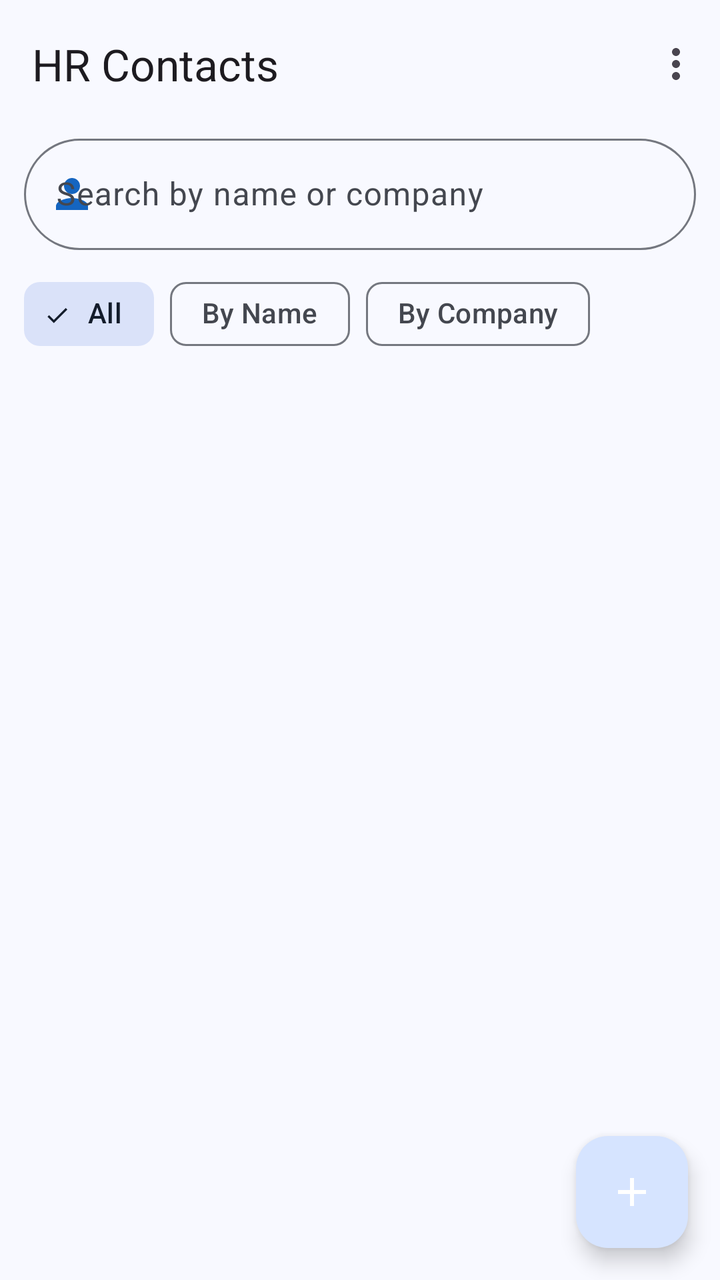
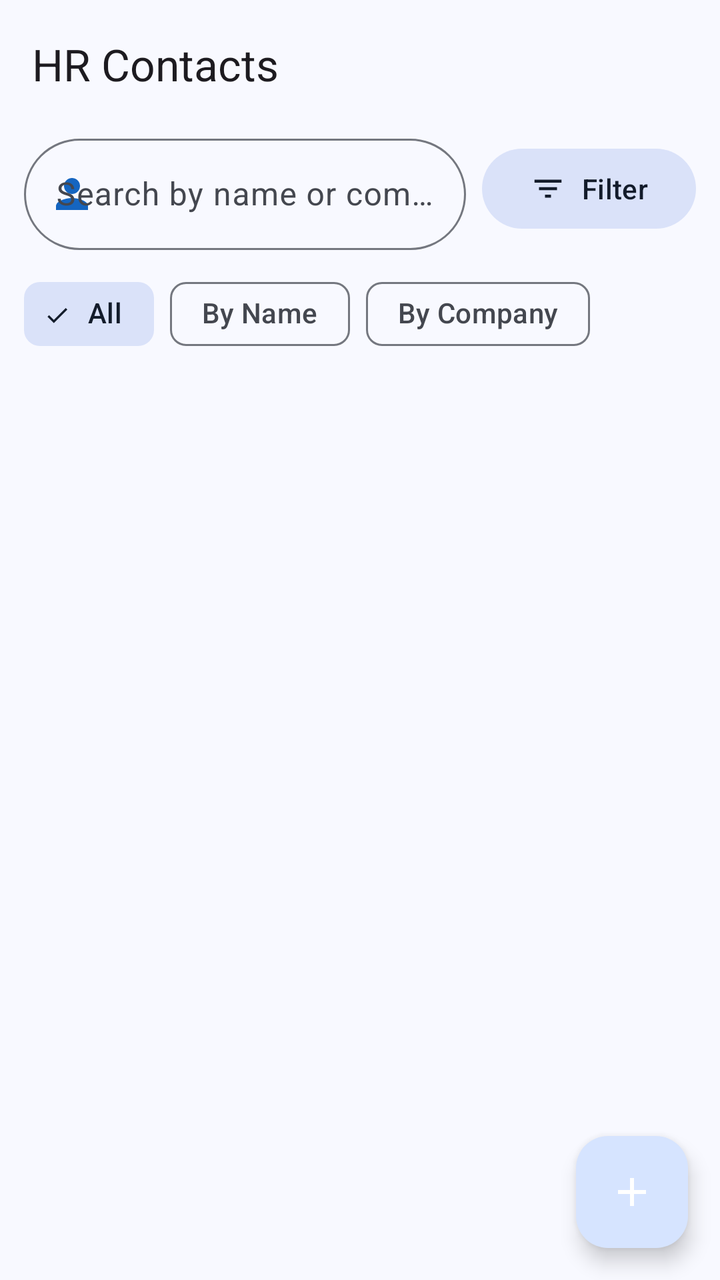

Compare the two renders of this Android layout. The source of the first and the diff that turns it into the second are given below.
<!-- AndroidManifest.xml: application theme Theme.HrContacts -->
<!-- res/layout/fragment_contact_list.xml -->
<?xml version="1.0" encoding="utf-8"?>
<androidx.coordinatorlayout.widget.CoordinatorLayout
    xmlns:android="http://schemas.android.com/apk/res/android"
    xmlns:app="http://schemas.android.com/apk/res-auto"
    android:layout_width="match_parent"
    android:layout_height="match_parent">

    <com.google.android.material.appbar.AppBarLayout
        android:id="@+id/appBarLayout"
        android:layout_width="match_parent"
        android:layout_height="wrap_content"
        android:fitsSystemWindows="true">

        <com.google.android.material.appbar.MaterialToolbar
            android:id="@+id/toolbar"
            android:layout_width="match_parent"
            android:layout_height="?attr/actionBarSize"
            android:elevation="0dp"
            app:menu="@menu/menu_contact_list"
            app:title="HR Contacts"
            app:titleTextAppearance="?attr/textAppearanceTitleLarge" />

        <LinearLayout
            android:layout_width="match_parent"
            android:layout_height="wrap_content"
            android:orientation="vertical"
            android:paddingStart="12dp"
            android:paddingEnd="12dp"
            android:paddingBottom="8dp">

            <com.google.android.material.textfield.TextInputLayout
                android:id="@+id/searchLayout"
                style="@style/Widget.Material3.TextInputLayout.OutlinedBox"
                android:layout_width="match_parent"
                android:layout_height="wrap_content"
                app:startIconDrawable="@drawable/ic_person"
                app:startIconTint="?attr/colorPrimary"
                app:endIconMode="clear_text"
                app:boxCornerRadiusTopStart="28dp"
                app:boxCornerRadiusTopEnd="28dp"
                app:boxCornerRadiusBottomStart="28dp"
                app:boxCornerRadiusBottomEnd="28dp">

                <com.google.android.material.textfield.TextInputEditText
                    android:id="@+id/searchEditText"
                    android:layout_width="match_parent"
                    android:layout_height="wrap_content"
                    android:hint="@string/search_hint"
                    android:imeOptions="actionSearch"
                    android:inputType="text"
                    android:maxLines="1" />

            </com.google.android.material.textfield.TextInputLayout>

            <HorizontalScrollView
                android:layout_width="match_parent"
                android:layout_height="wrap_content"
                android:layout_marginTop="8dp"
                android:scrollbars="none">

                <com.google.android.material.chip.ChipGroup
                    android:id="@+id/filterChipGroup"
                    android:layout_width="wrap_content"
                    android:layout_height="wrap_content"
                    app:singleSelection="true"
                    app:selectionRequired="true">

                    <com.google.android.material.chip.Chip
                        android:id="@+id/chipAll"
                        style="@style/Widget.Material3.Chip.Filter"
                        android:layout_width="wrap_content"
                        android:layout_height="wrap_content"
                        android:checked="true"
                        android:text="@string/filter_all" />

                    <com.google.android.material.chip.Chip
                        android:id="@+id/chipByName"
                        style="@style/Widget.Material3.Chip.Filter"
                        android:layout_width="wrap_content"
                        android:layout_height="wrap_content"
                        android:text="@string/filter_by_name" />

                    <com.google.android.material.chip.Chip
                        android:id="@+id/chipByCompany"
                        style="@style/Widget.Material3.Chip.Filter"
                        android:layout_width="wrap_content"
                        android:layout_height="wrap_content"
                        android:text="@string/filter_by_company" />

                </com.google.android.material.chip.ChipGroup>

            </HorizontalScrollView>

        </LinearLayout>

    </com.google.android.material.appbar.AppBarLayout>

    <androidx.recyclerview.widget.RecyclerView
        android:id="@+id/recyclerView"
        android:layout_width="match_parent"
        android:layout_height="match_parent"
        android:clipToPadding="false"
        android:paddingBottom="88dp"
        app:layout_behavior="@string/appbar_scrolling_view_behavior" />

    <TextView
        android:id="@+id/emptyView"
        android:layout_width="wrap_content"
        android:layout_height="wrap_content"
        android:layout_gravity="center"
        android:gravity="center"
        android:text="@string/no_contacts"
        android:textAppearance="?attr/textAppearanceBodyLarge"
        android:textColor="?attr/colorOnSurfaceVariant"
        android:visibility="gone" />

    <com.google.android.material.floatingactionbutton.FloatingActionButton
        android:id="@+id/fab"
        android:layout_width="wrap_content"
        android:layout_height="wrap_content"
        android:layout_gravity="bottom|end"
        android:layout_margin="16dp"
        android:contentDescription="@string/add_contact"
        android:src="@drawable/ic_add"
        app:tint="@android:color/white" />

</androidx.coordinatorlayout.widget.CoordinatorLayout>
<!-- resources referenced by this layout -->
<resources>
  <!-- drawable ic_add (drawable) -->
  <?xml version="1.0" encoding="utf-8"?>
  <vector xmlns:android="http://schemas.android.com/apk/res/android"
      android:width="24dp"
      android:height="24dp"
      android:viewportWidth="24"
      android:viewportHeight="24"
      android:tint="?attr/colorOnPrimary">
      <path
          android:fillColor="@android:color/white"
          android:pathData="M19,13h-6v6h-2v-6H5v-2h6V5h2v6h6v2z" />
  </vector>
  <!-- drawable ic_person (drawable) -->
  <?xml version="1.0" encoding="utf-8"?>
  <vector xmlns:android="http://schemas.android.com/apk/res/android"
      android:width="24dp"
      android:height="24dp"
      android:viewportWidth="24"
      android:viewportHeight="24"
      android:tint="?attr/colorOnPrimary">
      <path
          android:fillColor="@android:color/white"
          android:pathData="M12,12c2.21,0 4,-1.79 4,-4s-1.79,-4 -4,-4 -4,1.79 -4,4 1.79,4 4,4zM12,14c-2.67,0 -8,1.34 -8,4v2h16v-2c0,-2.66 -5.33,-4 -8,-4z" />
  </vector>
  <string name="add_contact">Add HR Contact</string>
  <string name="filter_all">All</string>
  <string name="filter_by_company">By Company</string>
  <string name="filter_by_name">By Name</string>
  <string name="no_contacts">No HR contacts yet.\nTap + to add one.</string>
  <string name="search_hint">Search by name or company</string>
  <style name="Theme.HrContacts" parent="Theme.Material3.DayNight.NoActionBar">
          <item name="colorPrimary">@color/md_theme_primary</item>
          <item name="colorOnPrimary">@color/md_theme_on_primary</item>
          <item name="colorPrimaryContainer">@color/md_theme_primary_container</item>
          <item name="colorOnPrimaryContainer">@color/md_theme_on_primary_container</item>
          <item name="colorSecondary">@color/md_theme_secondary</item>
          <item name="colorOnSecondary">@color/md_theme_on_secondary</item>
          <item name="colorSecondaryContainer">@color/md_theme_secondary_container</item>
          <item name="colorOnSecondaryContainer">@color/md_theme_on_secondary_container</item>
          <item name="android:colorBackground">@color/md_theme_background</item>
          <item name="colorError">@color/md_theme_error</item>
          <item name="colorSurface">@color/md_theme_surface</item>
          <item name="colorOnSurface">@color/md_theme_on_surface</item>
          <item name="colorSurfaceVariant">@color/md_theme_surface_variant</item>
          <item name="colorOnSurfaceVariant">@color/md_theme_on_surface_variant</item>
          <item name="colorOutline">@color/md_theme_outline</item>
      </style>
  <color name="md_theme_primary">#1565C0</color>
  <color name="md_theme_on_primary">#FFFFFF</color>
  <color name="md_theme_primary_container">#D6E4FF</color>
  <color name="md_theme_on_primary_container">#001947</color>
  <color name="md_theme_secondary">#565E71</color>
  <color name="md_theme_on_secondary">#FFFFFF</color>
  <color name="md_theme_secondary_container">#DAE2F9</color>
  <color name="md_theme_on_secondary_container">#131C2B</color>
  <color name="md_theme_background">#F8F9FF</color>
  <color name="md_theme_error">#BA1A1A</color>
  <color name="md_theme_surface">#F8F9FF</color>
  <color name="md_theme_on_surface">#191C20</color>
  <color name="md_theme_surface_variant">#E1E2EC</color>
  <color name="md_theme_on_surface_variant">#44474F</color>
  <color name="md_theme_outline">#74777F</color>
</resources>

<!-- the commit's change to res/layout/fragment_contact_list.xml (unified diff, before → after) -->
@@ -16,7 +16,6 @@
             android:layout_width="match_parent"
             android:layout_height="?attr/actionBarSize"
             android:elevation="0dp"
-            app:menu="@menu/menu_contact_list"
             app:title="HR Contacts"
             app:titleTextAppearance="?attr/textAppearanceTitleLarge" />
 
@@ -28,29 +27,51 @@
             android:paddingEnd="12dp"
             android:paddingBottom="8dp">
 
-            <com.google.android.material.textfield.TextInputLayout
-                android:id="@+id/searchLayout"
-                style="@style/Widget.Material3.TextInputLayout.OutlinedBox"
+            <LinearLayout
                 android:layout_width="match_parent"
                 android:layout_height="wrap_content"
-                app:startIconDrawable="@drawable/ic_person"
-                app:startIconTint="?attr/colorPrimary"
-                app:endIconMode="clear_text"
-                app:boxCornerRadiusTopStart="28dp"
-                app:boxCornerRadiusTopEnd="28dp"
-                app:boxCornerRadiusBottomStart="28dp"
-                app:boxCornerRadiusBottomEnd="28dp">
+                android:gravity="center_vertical"
+                android:orientation="horizontal">
 
-                <com.google.android.material.textfield.TextInputEditText
-                    android:id="@+id/searchEditText"
-                    android:layout_width="match_parent"
+                <com.google.android.material.textfield.TextInputLayout
+                    android:id="@+id/searchLayout"
+                    style="@style/Widget.Material3.TextInputLayout.OutlinedBox"
+                    android:layout_width="0dp"
                     android:layout_height="wrap_content"
-                    android:hint="@string/search_hint"
-                    android:imeOptions="actionSearch"
-                    android:inputType="text"
-                    android:maxLines="1" />
+                    android:layout_weight="1"
+                    app:startIconDrawable="@drawable/ic_person"
+                    app:startIconTint="?attr/colorPrimary"
+                    app:endIconMode="clear_text"
+                    app:boxCornerRadiusTopStart="28dp"
+                    app:boxCornerRadiusTopEnd="28dp"
+                    app:boxCornerRadiusBottomStart="28dp"
+                    app:boxCornerRadiusBottomEnd="28dp">
 
-            </com.google.android.material.textfield.TextInputLayout>
+                    <com.google.android.material.textfield.TextInputEditText
+                        android:id="@+id/searchEditText"
+                        android:layout_width="match_parent"
+                        android:layout_height="wrap_content"
+                        android:hint="@string/search_hint"
+                        android:imeOptions="actionSearch"
+                        android:inputType="text"
+                        android:maxLines="1" />
+
+                </com.google.android.material.textfield.TextInputLayout>
+
+                <com.google.android.material.button.MaterialButton
+                    android:id="@+id/btnFilter"
+                    style="@style/Widget.Material3.Button.TonalButton"
+                    android:layout_width="wrap_content"
+                    android:layout_height="wrap_content"
+                    android:layout_marginStart="8dp"
+                    android:contentDescription="@string/filter_contacts"
+                    android:text="@string/filter"
+                    android:textAllCaps="false"
+                    app:cornerRadius="28dp"
+                    app:icon="@drawable/ic_filter"
+                    app:iconGravity="textStart" />
+
+            </LinearLayout>
 
             <HorizontalScrollView
                 android:layout_width="match_parent"
<!-- resource entries referenced after the edit -->
@@ -12,6 +12,18 @@
           android:fillColor="@android:color/white"
           android:pathData="M19,13h-6v6h-2v-6H5v-2h6V5h2v6h6v2z" />
   </vector>
+  <!-- drawable ic_filter (drawable) -->
+  <?xml version="1.0" encoding="utf-8"?>
+  <vector xmlns:android="http://schemas.android.com/apk/res/android"
+      android:width="24dp"
+      android:height="24dp"
+      android:viewportWidth="24"
+      android:viewportHeight="24"
+      android:tint="?attr/colorControlNormal">
+      <path
+          android:fillColor="@android:color/white"
+          android:pathData="M10,18h4v-2h-4v2zM3,6v2h18V6H3zM6,13h12v-2H6v2z" />
+  </vector>
   <!-- drawable ic_person (drawable) -->
   <?xml version="1.0" encoding="utf-8"?>
   <vector xmlns:android="http://schemas.android.com/apk/res/android"
@@ -25,9 +37,11 @@
           android:pathData="M12,12c2.21,0 4,-1.79 4,-4s-1.79,-4 -4,-4 -4,1.79 -4,4 1.79,4 4,4zM12,14c-2.67,0 -8,1.34 -8,4v2h16v-2c0,-2.66 -5.33,-4 -8,-4z" />
   </vector>
   <string name="add_contact">Add HR Contact</string>
+  <string name="filter">Filter</string>
   <string name="filter_all">All</string>
   <string name="filter_by_company">By Company</string>
   <string name="filter_by_name">By Name</string>
+  <string name="filter_contacts">Filter contacts</string>
   <string name="no_contacts">No HR contacts yet.\nTap + to add one.</string>
   <string name="search_hint">Search by name or company</string>
   <style name="Theme.HrContacts" parent="Theme.Material3.DayNight.NoActionBar">
